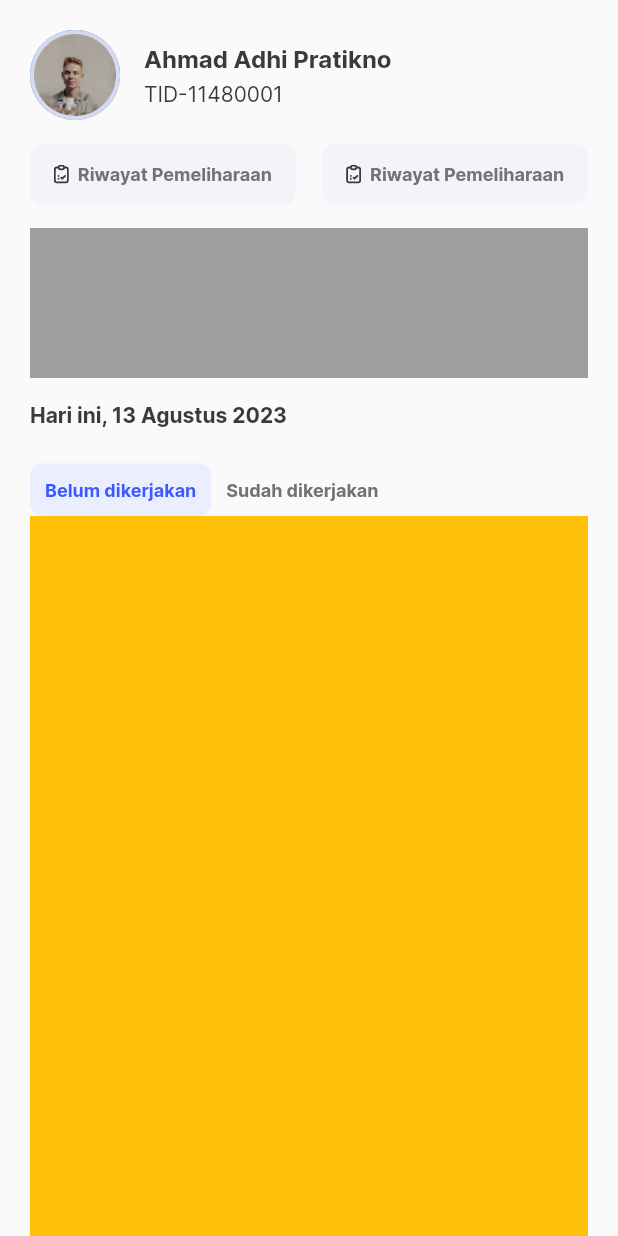
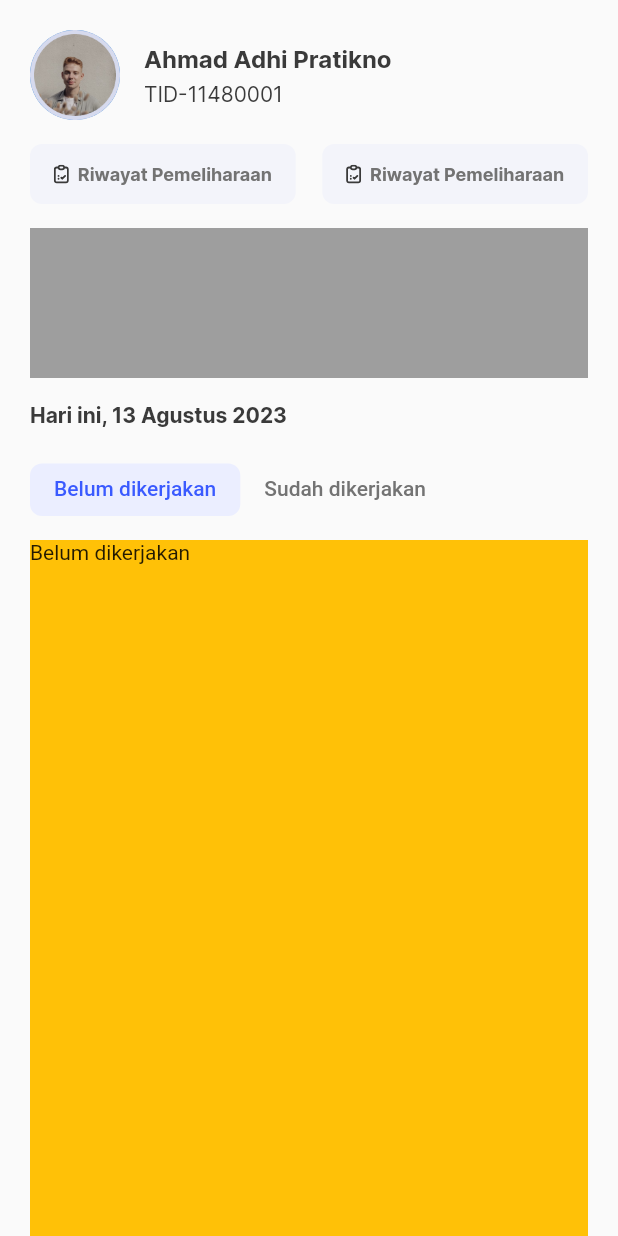
Before and after one commit to framadhan99/PLTA-app, a Flutter app: the LandingPage screen opened directly, on a phone screen of 412 x 824 dp. Run offline on Flutter 3.47's test engine with Material 2 defaults, Android fonts, the phone set to English and light mode, and no system bars; our stand-ins replace flutter_svg.

Commit message:
rev landing

```diff
--- a/lib/pages/landing_page.dart
+++ b/lib/pages/landing_page.dart
@@ -14,7 +14,9 @@ class LandingPage extends StatefulWidget {
   State<LandingPage> createState() => _LandingPageState();
 }
 
-class _LandingPageState extends State<LandingPage> {
+class _LandingPageState extends State<LandingPage>
+    with TickerProviderStateMixin {
+  // TabController _controller = TabController(length: 2, vsync: this);
   List chip = [
     [
       true,
@@ -39,6 +41,7 @@ class _LandingPageState extends State<LandingPage> {
   ];
   @override
   Widget build(BuildContext context) {
+    TabController _controller = TabController(length: 2, vsync: this);
     return Scaffold(
       body: SafeArea(
         child: SingleChildScrollView(
@@ -133,31 +136,64 @@ class _LandingPageState extends State<LandingPage> {
                 ),
               ),
               verticalSpace(24),
-              Row(
-                children: [
-                  ChipPrimary(
-                    active: chip[0][0],
-                    onTap: () {
-                      setState(() {
-                        chip[0][0] = !chip[0][0];
-                      });
-                    },
-                    label: chip[0][1],
+              // Row(
+              //   children: [
+              //     ChipPrimary(
+              //       active: chip[0][0],
+              //       onTap: () {
+              //         setState(() {
+              //           chip[0][0] = !chip[0][0];
+              //         });
+              //       },
+              //       label: chip[0][1],
+              //     ),
+              //     ChipPrimary(
+              //       active: chip[1][0],
+              //       onTap: () {
+              //         setState(() {
+              //           chip[1][0] = !chip[1][0];
+              //         });
+              //       },
+              //       label: chip[1][1],
+              //     ),
+              //   ],
+              // ),
+              Container(
+                height: 35,
+                child: Align(
+                  alignment: Alignment.centerLeft,
+                  child: TabBar(
+                    controller: _controller,
+                    labelColor: AssetColors.blue,
+                    labelPadding:
+                        EdgeInsets.only(right: 16, left: 16, top: 0, bottom: 0),
+                    isScrollable: true,
+                    unselectedLabelColor: AssetColors.greyLight,
+                    indicator: BoxDecoration(
+                        color: AssetColors.blueLight,
+                        borderRadius: BorderRadius.circular(8)),
+                    tabs: [
+                      Tab(
+                        child: Text('Belum dikerjakan'),
+                      ),
+                      Tab(
+                        child: Text('Sudah dikerjakan'),
+                      ),
+                    ],
                   ),
-                  ChipPrimary(
-                    active: chip[1][0],
-                    onTap: () {
-                      setState(() {
-                        chip[1][0] = !chip[1][0];
-                      });
-                    },
-                    label: chip[1][1],
-                  ),
-                ],
+                ),
               ),
+              verticalSpace(16),
               Container(
                 height: screenHeight(context),
                 decoration: BoxDecoration(color: Colors.amber),
+                child: TabBarView(
+                  controller: _controller,
+                  children: [
+                    Text('Belum dikerjakan'),
+                    Text('sudah dikerjakan'),
+                  ],
+                ),
               ),
             ],
           ),
```
